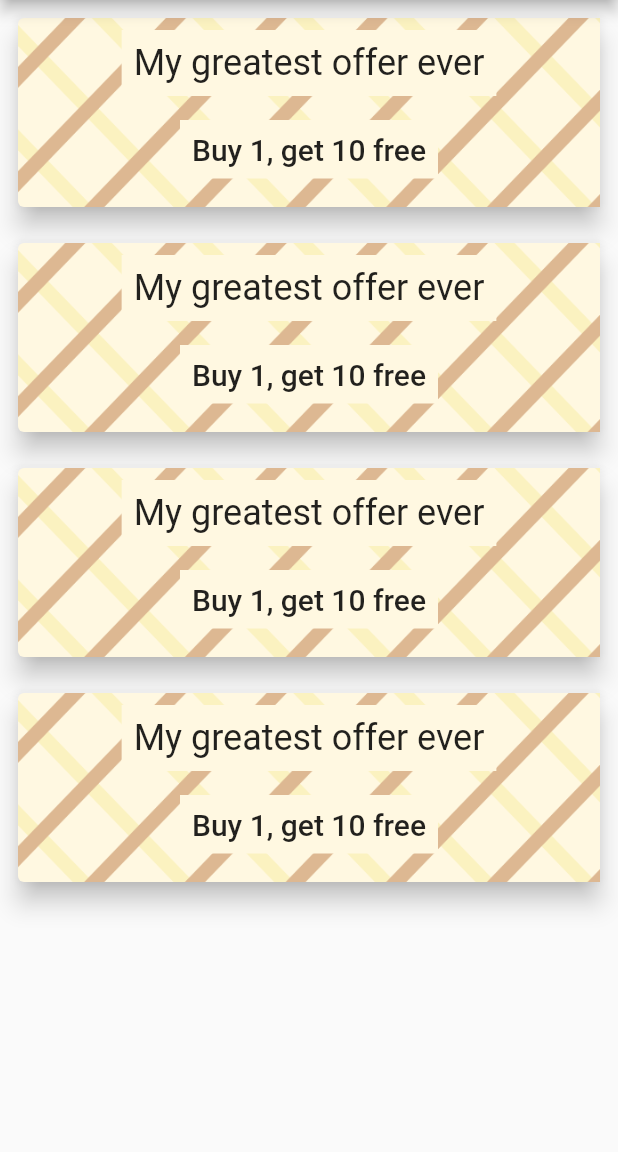
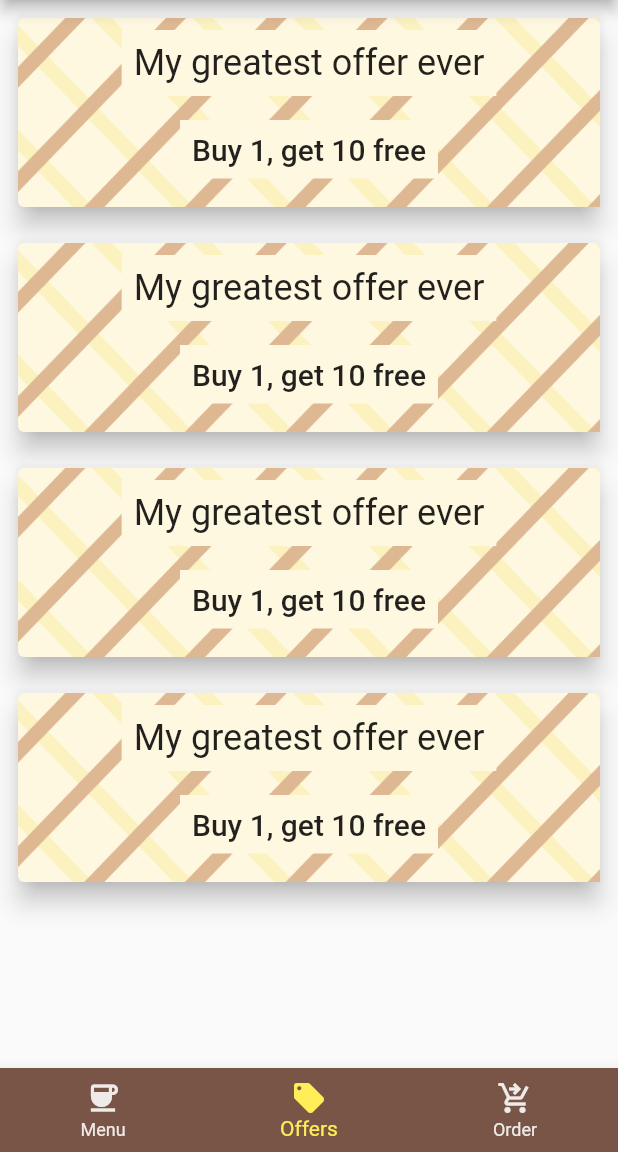
Before and after one commit to thomashoddinott/coffee-masters, a Flutter app: the screen it shows after launch, on a phone screen of 412 x 824 dp, the part 84-1236 px from its top. Run offline on Flutter 3.47's test engine with Material 2 defaults, Android fonts, the phone set to English and light mode, and no system bars.

Commit message:
add a nav bar

```diff
--- a/lib/main.dart
+++ b/lib/main.dart
@@ -79,11 +79,50 @@ class MyHomePage extends StatefulWidget {
 }
 
 class _MyHomePageState extends State<MyHomePage> {
+  int selectedIndex = 1;
+
   @override
   Widget build(BuildContext context) {
+    Widget currentWidgetPage = Text("...");
+
+    switch (selectedIndex) {
+      case 0:
+        currentWidgetPage = const Text("Menu Page");
+        break;
+      case 1:
+        currentWidgetPage = const OffersPage();
+        break;
+      case 2:
+        currentWidgetPage = const Text("Orders Page");
+        break;
+    }
     return Scaffold(
       appBar: AppBar(title: Image.asset("images/logo.png")),
-      body: OffersPage(),
+      bottomNavigationBar: BottomNavigationBar(
+          currentIndex: selectedIndex,
+          onTap: (newIndex) {
+            setState(() {
+              selectedIndex = newIndex;
+            });
+          },
+          backgroundColor: Theme.of(context).primaryColor,
+          selectedItemColor: Colors.yellow.shade400,
+          unselectedItemColor: Colors.brown.shade50,
+          items: const [
+            BottomNavigationBarItem(
+              label: "Menu",
+              icon: Icon(Icons.coffee),
+            ),
+            BottomNavigationBarItem(
+              label: "Offers",
+              icon: Icon(Icons.local_offer),
+            ),
+            BottomNavigationBarItem(
+              label: "Order",
+              icon: Icon(Icons.shopping_cart_checkout_outlined),
+            ),
+          ]),
+      body: currentWidgetPage,
     );
   }
 }
```
